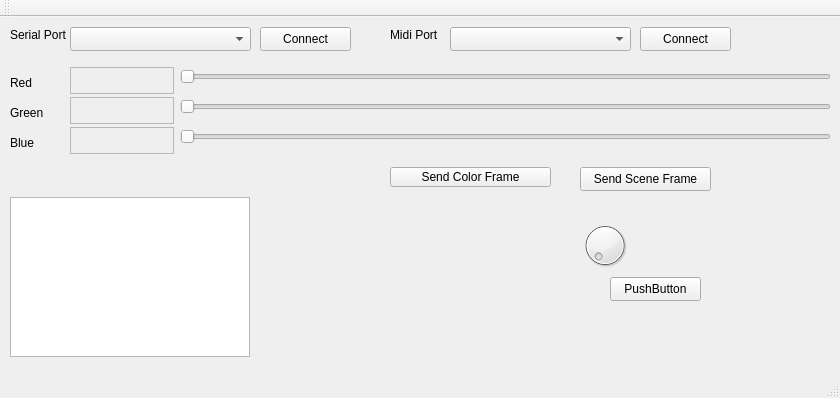
Above: mainwindow.ui from minotor-org/minotor before the change. Below: the same form after it.
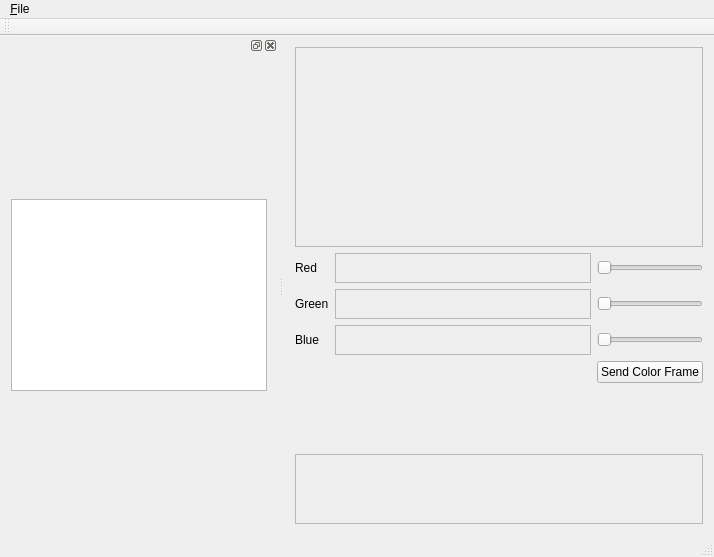
That is the form after the change.

Commit message:
New feature: MIDI learning system.
LedMatrix and Midi can now be connected/disconnected and emit the according signal.
New MinoAnimationProperty to handle animation variable values.
New MidiMapping to map a control (MidiControl) with a animation property (MinoAnimationProperty).
Midi now dispatchs channel data.
MinoAnimation now have a properties list.
Minotor uses less hardcoded values.

```diff
--- a/mainwindow.ui
+++ b/mainwindow.ui
@@ -6,156 +6,141 @@
    <rect>
     <x>0</x>
     <y>0</y>
-    <width>840</width>
-    <height>398</height>
+    <width>695</width>
+    <height>557</height>
    </rect>
   </property>
   <property name="windowTitle">
    <string>Minotor</string>
   </property>
   <widget class="QWidget" name="centralWidget">
-   <widget class="QPushButton" name="pushButton">
-    <property name="geometry">
-     <rect>
-      <x>390</x>
-      <y>150</y>
-      <width>161</width>
-      <height>20</height>
-     </rect>
-    </property>
-    <property name="text">
-     <string>Send Color Frame</string>
-    </property>
-   </widget>
-   <widget class="QTextEdit" name="textEditRed">
-    <property name="enabled">
-     <bool>false</bool>
-    </property>
-    <property name="geometry">
-     <rect>
-      <x>70</x>
-      <y>50</y>
-      <width>104</width>
-      <height>27</height>
-     </rect>
-    </property>
-   </widget>
+   <layout class="QVBoxLayout" name="verticalLayout">
+    <item>
+     <widget class="QFrame" name="frame">
+      <property name="sizePolicy">
+       <sizepolicy hsizetype="MinimumExpanding" vsizetype="MinimumExpanding">
+        <horstretch>0</horstretch>
+        <verstretch>0</verstretch>
+       </sizepolicy>
+      </property>
+      <property name="minimumSize">
+       <size>
+        <width>300</width>
+        <height>200</height>
+       </size>
+      </property>
+      <property name="frameShape">
+       <enum>QFrame::StyledPanel</enum>
+      </property>
+      <property name="frameShadow">
+       <enum>QFrame::Raised</enum>
+      </property>
+     </widget>
+    </item>
+    <item>
+     <layout class="QGridLayout" name="gridLayout">
+      <item row="2" column="2">
+       <widget class="QSlider" name="horizontalSliderGreen">
+        <property name="sizePolicy">
+         <sizepolicy hsizetype="Minimum" vsizetype="Fixed">
+          <horstretch>0</horstretch>
+          <verstretch>0</verstretch>
+         </sizepolicy>
+        </property>
+        <property name="maximum">
+         <number>255</number>
+        </property>
+        <property name="singleStep">
+         <number>1</number>
+        </property>
+        <property name="pageStep">
+         <number>4</number>
+        </property>
+        <property name="orientation">
+         <enum>Qt::Horizontal</enum>
+        </property>
+       </widget>
+      </item>
+      <item row="2" column="1">
    <widget class="QTextEdit" name="textEditGreen">
     <property name="enabled">
      <bool>false</bool>
     </property>
-    <property name="geometry">
-     <rect>
-      <x>70</x>
-      <y>80</y>
-      <width>104</width>
-      <height>27</height>
-     </rect>
-    </property>
-   </widget>
+        <property name="sizePolicy">
+         <sizepolicy hsizetype="MinimumExpanding" vsizetype="Fixed">
+          <horstretch>0</horstretch>
+          <verstretch>0</verstretch>
+         </sizepolicy>
+        </property>
+        <property name="maximumSize">
+         <size>
+          <width>16777215</width>
+          <height>30</height>
+         </size>
+        </property>
+       </widget>
+      </item>
+      <item row="4" column="1">
    <widget class="QTextEdit" name="textEditBlue">
     <property name="enabled">
      <bool>false</bool>
     </property>
-    <property name="geometry">
-     <rect>
-      <x>70</x>
-      <y>110</y>
-      <width>104</width>
-      <height>27</height>
-     </rect>
+        <property name="sizePolicy">
+         <sizepolicy hsizetype="MinimumExpanding" vsizetype="Fixed">
+          <horstretch>0</horstretch>
+          <verstretch>0</verstretch>
+         </sizepolicy>
+        </property>
+        <property name="maximumSize">
+         <size>
+          <width>16777215</width>
+          <height>30</height>
+         </size>
     </property>
     <property name="readOnly">
      <bool>false</bool>
     </property>
    </widget>
-   <widget class="QSlider" name="horizontalSliderRed">
-    <property name="geometry">
-     <rect>
-      <x>180</x>
-      <y>50</y>
-      <width>651</width>
-      <height>19</height>
-     </rect>
-    </property>
-    <property name="maximum">
-     <number>255</number>
-    </property>
-    <property name="singleStep">
-     <number>1</number>
-    </property>
-    <property name="pageStep">
-     <number>4</number>
-    </property>
-    <property name="orientation">
-     <enum>Qt::Horizontal</enum>
-    </property>
-   </widget>
-   <widget class="QSlider" name="horizontalSliderGreen">
-    <property name="geometry">
-     <rect>
-      <x>180</x>
-      <y>80</y>
-      <width>651</width>
-      <height>19</height>
-     </rect>
-    </property>
-    <property name="maximum">
-     <number>255</number>
-    </property>
-    <property name="singleStep">
-     <number>1</number>
-    </property>
-    <property name="pageStep">
-     <number>4</number>
-    </property>
-    <property name="orientation">
-     <enum>Qt::Horizontal</enum>
-    </property>
-   </widget>
-   <widget class="QSlider" name="horizontalSliderBlue">
-    <property name="geometry">
-     <rect>
-      <x>180</x>
-      <y>110</y>
-      <width>651</width>
-      <height>19</height>
-     </rect>
-    </property>
-    <property name="maximum">
-     <number>255</number>
-    </property>
-    <property name="singleStep">
-     <number>1</number>
-    </property>
-    <property name="pageStep">
-     <number>4</number>
-    </property>
-    <property name="orientation">
-     <enum>Qt::Horizontal</enum>
-    </property>
-   </widget>
+      </item>
+      <item row="0" column="1">
+       <widget class="QTextEdit" name="textEditRed">
+        <property name="enabled">
+         <bool>false</bool>
+        </property>
+        <property name="sizePolicy">
+         <sizepolicy hsizetype="MinimumExpanding" vsizetype="Fixed">
+          <horstretch>0</horstretch>
+          <verstretch>0</verstretch>
+         </sizepolicy>
+        </property>
+        <property name="maximumSize">
+         <size>
+          <width>16777215</width>
+          <height>30</height>
+         </size>
+        </property>
+       </widget>
+      </item>
+      <item row="0" column="0">
    <widget class="QLabel" name="label">
-    <property name="geometry">
-     <rect>
-      <x>10</x>
-      <y>60</y>
-      <width>53</width>
-      <height>11</height>
-     </rect>
+        <property name="sizePolicy">
+         <sizepolicy hsizetype="Minimum" vsizetype="Fixed">
+          <horstretch>0</horstretch>
+          <verstretch>0</verstretch>
+         </sizepolicy>
     </property>
     <property name="text">
      <string>Red</string>
     </property>
    </widget>
+      </item>
+      <item row="2" column="0">
    <widget class="QLabel" name="label_2">
-    <property name="geometry">
-     <rect>
-      <x>10</x>
-      <y>90</y>
-      <width>53</width>
-      <height>11</height>
-     </rect>
+        <property name="sizePolicy">
+         <sizepolicy hsizetype="Minimum" vsizetype="Fixed">
+          <horstretch>0</horstretch>
+          <verstretch>0</verstretch>
+         </sizepolicy>
     </property>
     <property name="layoutDirection">
      <enum>Qt::LeftToRight</enum>
@@ -164,14 +149,14 @@
      <string>Green</string>
     </property>
    </widget>
+      </item>
+      <item row="4" column="0">
    <widget class="QLabel" name="label_3">
-    <property name="geometry">
-     <rect>
-      <x>10</x>
-      <y>120</y>
-      <width>53</width>
-      <height>11</height>
-     </rect>
+        <property name="sizePolicy">
+         <sizepolicy hsizetype="Minimum" vsizetype="Fixed">
+          <horstretch>0</horstretch>
+          <verstretch>0</verstretch>
+         </sizepolicy>
     </property>
     <property name="layoutDirection">
      <enum>Qt::LeftToRight</enum>
@@ -180,146 +165,124 @@
      <string>Blue</string>
     </property>
    </widget>
-   <widget class="QComboBox" name="cbSerialPort">
-    <property name="geometry">
-     <rect>
-      <x>70</x>
-      <y>10</y>
-      <width>181</width>
-      <height>24</height>
-     </rect>
-    </property>
-   </widget>
-   <widget class="QLabel" name="label_4">
-    <property name="geometry">
-     <rect>
-      <x>10</x>
-      <y>10</y>
-      <width>61</width>
-      <height>16</height>
-     </rect>
-    </property>
-    <property name="text">
-     <string>Serial Port</string>
-    </property>
-   </widget>
-   <widget class="QPushButton" name="pbConnectSerial">
-    <property name="geometry">
-     <rect>
-      <x>260</x>
-      <y>10</y>
-      <width>91</width>
-      <height>24</height>
-     </rect>
-    </property>
-    <property name="text">
-     <string>Connect</string>
-    </property>
-   </widget>
-   <widget class="QPushButton" name="pbConnectMidi">
-    <property name="geometry">
-     <rect>
-      <x>640</x>
-      <y>10</y>
-      <width>91</width>
-      <height>24</height>
-     </rect>
-    </property>
-    <property name="text">
-     <string>Connect</string>
-    </property>
-   </widget>
-   <widget class="QLabel" name="label_5">
-    <property name="geometry">
-     <rect>
-      <x>390</x>
-      <y>10</y>
-      <width>61</width>
-      <height>16</height>
-     </rect>
-    </property>
-    <property name="text">
-     <string>Midi Port</string>
-    </property>
-   </widget>
-   <widget class="QComboBox" name="cbMidiPort">
-    <property name="geometry">
-     <rect>
-      <x>450</x>
-      <y>10</y>
-      <width>181</width>
-      <height>24</height>
-     </rect>
-    </property>
-   </widget>
-   <widget class="QGraphicsView" name="graphicsView">
-    <property name="geometry">
-     <rect>
-      <x>10</x>
-      <y>180</y>
-      <width>240</width>
-      <height>160</height>
-     </rect>
-    </property>
-    <property name="verticalScrollBarPolicy">
-     <enum>Qt::ScrollBarAlwaysOff</enum>
-    </property>
-    <property name="horizontalScrollBarPolicy">
-     <enum>Qt::ScrollBarAlwaysOff</enum>
-    </property>
-    <property name="interactive">
-     <bool>false</bool>
-    </property>
-   </widget>
-   <widget class="QPushButton" name="pushButton_3">
-    <property name="geometry">
-     <rect>
-      <x>580</x>
-      <y>150</y>
-      <width>131</width>
-      <height>24</height>
-     </rect>
-    </property>
-    <property name="text">
-     <string>Send Scene Frame</string>
-    </property>
-   </widget>
-   <widget class="QPushButton" name="pushButton_2">
-    <property name="geometry">
-     <rect>
-      <x>610</x>
-      <y>260</y>
-      <width>91</width>
-      <height>24</height>
-     </rect>
-    </property>
-    <property name="text">
-     <string>PushButton</string>
-    </property>
-   </widget>
-   <widget class="QDial" name="dColorControl">
+      </item>
+      <item row="4" column="2">
+       <widget class="QSlider" name="horizontalSliderBlue">
+        <property name="sizePolicy">
+         <sizepolicy hsizetype="Minimum" vsizetype="Fixed">
+          <horstretch>0</horstretch>
+          <verstretch>0</verstretch>
+         </sizepolicy>
+        </property>
+        <property name="maximum">
+         <number>255</number>
+        </property>
+        <property name="singleStep">
+         <number>1</number>
+        </property>
+        <property name="pageStep">
+         <number>4</number>
+        </property>
+        <property name="orientation">
+         <enum>Qt::Horizontal</enum>
+        </property>
+       </widget>
+      </item>
+      <item row="0" column="2">
+       <widget class="QSlider" name="horizontalSliderRed">
+        <property name="sizePolicy">
+         <sizepolicy hsizetype="Minimum" vsizetype="Fixed">
+          <horstretch>0</horstretch>
+          <verstretch>0</verstretch>
+         </sizepolicy>
+        </property>
+        <property name="maximum">
+         <number>255</number>
+        </property>
+        <property name="singleStep">
+         <number>1</number>
+        </property>
+        <property name="pageStep">
+         <number>4</number>
+        </property>
+        <property name="orientation">
+         <enum>Qt::Horizontal</enum>
+        </property>
+       </widget>
+      </item>
+      <item row="5" column="2">
+       <widget class="QPushButton" name="pushButton">
+        <property name="sizePolicy">
+         <sizepolicy hsizetype="Minimum" vsizetype="Fixed">
+          <horstretch>0</horstretch>
+          <verstretch>0</verstretch>
+         </sizepolicy>
+        </property>
+        <property name="text">
+         <string>Send Color Frame</string>
+        </property>
+       </widget>
+      </item>
+     </layout>
+    </item>
+    <item>
+     <spacer name="verticalSpacer">
+      <property name="orientation">
+       <enum>Qt::Vertical</enum>
+      </property>
+      <property name="sizeHint" stdset="0">
+       <size>
+        <width>20</width>
+        <height>40</height>
+       </size>
+      </property>
+     </spacer>
+    </item>
+    <item>
+     <layout class="QHBoxLayout" name="horizontalLayout">
+      <item>
+       <widget class="QScrollArea" name="saAnimationProperties">
+        <property name="minimumSize">
+         <size>
+          <width>0</width>
+          <height>40</height>
+         </size>
+        </property>
+        <property name="widgetResizable">
+         <bool>true</bool>
+        </property>
+        <widget class="QWidget" name="scrollAreaWidgetContents">
     <property name="geometry">
      <rect>
-      <x>580</x>
-      <y>203</y>
-      <width>50</width>
-      <height>51</height>
-     </rect>
-    </property>
-    <property name="maximum">
-     <number>127</number>
-    </property>
-   </widget>
+           <x>0</x>
+           <y>0</y>
+           <width>414</width>
+           <height>73</height>
+          </rect>
+         </property>
+        </widget>
+       </widget>
+      </item>
+     </layout>
+    </item>
+   </layout>
   </widget>
   <widget class="QMenuBar" name="menuBar">
    <property name="geometry">
     <rect>
      <x>0</x>
      <y>0</y>
-     <width>840</width>
+     <width>695</width>
      <height>21</height>
     </rect>
    </property>
+   <widget class="QMenu" name="menu_File">
+    <property name="title">
+     <string>&amp;File</string>
+    </property>
+    <addaction name="action_Configuration"/>
+   </widget>
+   <addaction name="menu_File"/>
   </widget>
   <widget class="QToolBar" name="mainToolBar">
    <attribute name="toolBarArea">
@@ -330,6 +293,45 @@
    </attribute>
   </widget>
   <widget class="QStatusBar" name="statusBar"/>
+  <widget class="QDockWidget" name="dockWidget_2">
+   <property name="sizePolicy">
+    <sizepolicy hsizetype="MinimumExpanding" vsizetype="MinimumExpanding">
+     <horstretch>0</horstretch>
+     <verstretch>0</verstretch>
+    </sizepolicy>
+   </property>
+   <attribute name="dockWidgetArea">
+    <number>1</number>
+   </attribute>
+   <widget class="QWidget" name="dockWidgetContents_2">
+    <layout class="QVBoxLayout" name="verticalLayout_2">
+     <item>
+      <widget class="QGraphicsView" name="graphicsView">
+       <property name="sizePolicy">
+        <sizepolicy hsizetype="Fixed" vsizetype="Fixed">
+         <horstretch>0</horstretch>
+         <verstretch>0</verstretch>
+        </sizepolicy>
+       </property>
+       <property name="verticalScrollBarPolicy">
+        <enum>Qt::ScrollBarAlwaysOff</enum>
+       </property>
+       <property name="horizontalScrollBarPolicy">
+        <enum>Qt::ScrollBarAlwaysOff</enum>
+       </property>
+       <property name="interactive">
+        <bool>false</bool>
+       </property>
+      </widget>
+     </item>
+    </layout>
+   </widget>
+  </widget>
+  <action name="action_Configuration">
+   <property name="text">
+    <string>&amp;Configuration</string>
+   </property>
+  </action>
  </widget>
  <layoutdefault spacing="6" margin="11"/>
  <resources/>
```
Lines whose indentation alone changed are shown as unchanged. The commit also changes 24 other files.
